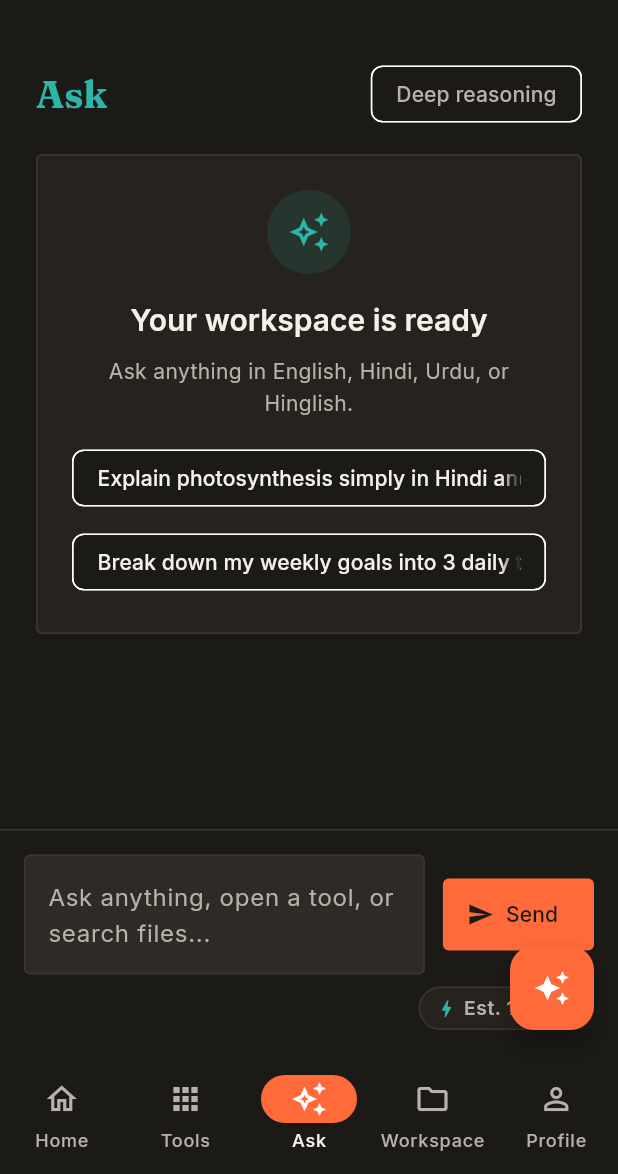
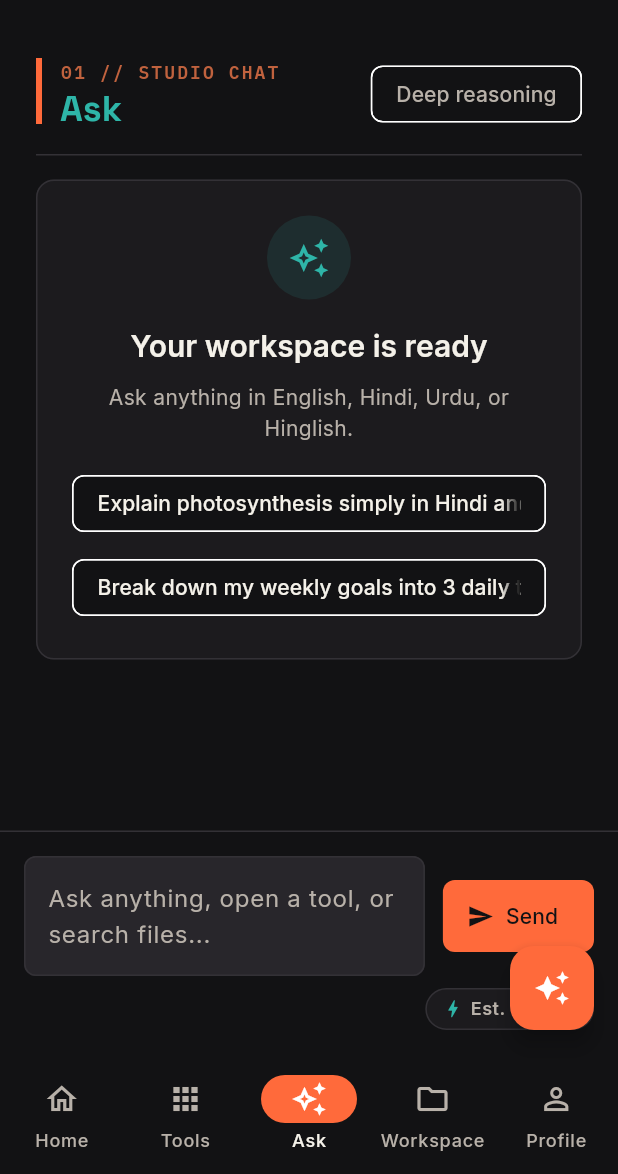
Before and after one commit to sdevasingh/mozhivora, a Flutter app: the screen it shows after launch, after a tap on "Skip", after a tap on "Pro Mode", after a tap on the "arrow forward" icon, on a phone screen of 412 x 824 dp, the part 62-1236 px from its top. Run offline on Flutter 3.47's test engine with Material 3 defaults, Android fonts, the phone set to English and light mode, and no system bars; our stand-ins replace file_picker, flutter_riverpod, go_router, google_fonts, shared_preferences, supabase_flutter; accounts and stored records are empty.

Commit message:
ui: design system audit, semantic tokens, skeletons, inline validation

```diff
--- a/lib/app/theme/app_theme.dart
+++ b/lib/app/theme/app_theme.dart
@@ -2,8 +2,8 @@ import 'package:flutter/material.dart';
 import 'package:google_fonts/google_fonts.dart';
 import 'package:mozhivora/app/theme/tokens.dart';
 
-/// Builds MOZHIVORA's Material 3 light (Paper) and dark (Charcoal) themes
-/// with script-aware line heights and WCAG 2.2 AA contrast.
+/// Builds MOZHIVORA's Material 3 light (Paper) and dark (Obsidian) themes
+/// using the 12/14/16/20/24/32/40 type scale and WCAG 2.2 AA contrast.
 class MozhiTheme {
   static ThemeData light({
     required Locale locale,
@@ -18,6 +18,8 @@ class MozhiTheme {
         secondary: MozhiTokens.saffron,
         onSecondary: Colors.white,
         tertiary: MozhiTokens.terracotta,
+        error: MozhiTokens.errorLight,
+        onError: Colors.white,
         surface: MozhiTokens.paper,
         onSurface: MozhiTokens.ink,
         surfaceContainerLow: MozhiTokens.sand,
@@ -31,7 +33,6 @@ class MozhiTheme {
     return _applyTypographyAndComponents(
       base: base,
       locale: locale,
-      isDark: false,
       reducedMotion: reducedMotion,
     );
   }
@@ -44,15 +45,17 @@ class MozhiTheme {
       useMaterial3: true,
       brightness: Brightness.dark,
       colorScheme: const ColorScheme.dark(
-        primary: Color(0xFF2EB5A8),
+        primary: MozhiTokens.inkTealBright,
         onPrimary: MozhiTokens.charcoal,
         secondary: MozhiTokens.saffron,
         onSecondary: Colors.white,
         tertiary: Color(0xFFE07F5B),
+        error: MozhiTokens.errorDark,
+        onError: MozhiTokens.charcoal,
         surface: MozhiTokens.charcoal,
         onSurface: MozhiTokens.paperDarkText,
         surfaceContainerLow: MozhiTokens.charcoalSurface,
-        surfaceContainerHighest: Color(0xFF2E2A25),
+        surfaceContainerHighest: Color(0xFF28262B),
         onSurfaceVariant: MozhiTokens.stoneDarkText,
         outline: MozhiTokens.charcoalBorder,
       ),
@@ -62,7 +65,6 @@ class MozhiTheme {
     return _applyTypographyAndComponents(
       base: base,
       locale: locale,
-      isDark: true,
       reducedMotion: reducedMotion,
     );
   }
@@ -70,7 +72,6 @@ class MozhiTheme {
   static ThemeData _applyTypographyAndComponents({
     required ThemeData base,
     required Locale locale,
-    required bool isDark,
     required bool reducedMotion,
   }) {
     final onSurface = base.colorScheme.onSurface;
@@ -83,33 +84,44 @@ class MozhiTheme {
       displayColor: onSurface,
     );
 
-    final displayStyle = GoogleFonts.fraunces(
+    final displayStyle = GoogleFonts.spaceGrotesk(
       color: onSurface,
       fontWeight: FontWeight.w700,
-      height: isNonLatin ? 1.35 : 1.2,
+      height: isNonLatin ? 1.35 : 1.15,
     );
 
+    // Strict Type Scale: 12 / 14 / 16 / 20 / 24 / 32 / 40
     final textTheme = sansTextTheme.copyWith(
-      headlineLarge: displayStyle.copyWith(fontSize: 31.25),
-      headlineMedium: displayStyle.copyWith(fontSize: 25),
-      headlineSmall: displayStyle.copyWith(fontSize: 20),
+      displaySmall: displayStyle.copyWith(fontSize: MozhiTokens.text40),
+      headlineLarge: displayStyle.copyWith(fontSize: MozhiTokens.text32),
+      headlineMedium: displayStyle.copyWith(fontSize: MozhiTokens.text24),
+      headlineSmall: displayStyle.copyWith(fontSize: MozhiTokens.text20),
       titleLarge: sansTextTheme.titleLarge?.copyWith(
-        fontSize: 20,
+        fontSize: MozhiTokens.text20,
+        fontWeight: FontWeight.w600,
+        height: bodyHeight,
+      ),
+      titleMedium: sansTextTheme.titleMedium?.copyWith(
+        fontSize: MozhiTokens.text16,
         fontWeight: FontWeight.w600,
         height: bodyHeight,
       ),
       bodyLarge: sansTextTheme.bodyLarge?.copyWith(
-        fontSize: 16,
+        fontSize: MozhiTokens.text16,
         height: bodyHeight,
       ),
       bodyMedium: sansTextTheme.bodyMedium?.copyWith(
-        fontSize: 14,
+        fontSize: MozhiTokens.text14,
         height: bodyHeight,
       ),
       bodySmall: sansTextTheme.bodySmall?.copyWith(
-        fontSize: 12.8,
+        fontSize: MozhiTokens.text12,
         color: onSurfaceVariant,
         height: bodyHeight,
+      ),
+      labelSmall: sansTextTheme.labelSmall?.copyWith(
+        fontSize: MozhiTokens.text12,
+        color: onSurfaceVariant,
       ),
     );
 
@@ -131,8 +143,8 @@ class MozhiTheme {
         elevation: 0,
         color: base.colorScheme.surfaceContainerLow,
         shape: RoundedRectangleBorder(
-          borderRadius: BorderRadius.circular(4),
-          side: BorderSide(color: borderColor, width: 1.2),
+          borderRadius: BorderRadius.circular(MozhiTokens.radiusCard),
+          side: BorderSide(color: borderColor, width: 1),
         ),
         margin: EdgeInsets.zero,
       ),
@@ -140,32 +152,36 @@ class MozhiTheme {
         filled: true,
         fillColor: base.colorScheme.surfaceContainerHighest,
         border: OutlineInputBorder(
-          borderRadius: BorderRadius.circular(4),
-          borderSide: BorderSide(color: borderColor, width: 1.2),
+          borderRadius: BorderRadius.circular(MozhiTokens.radiusInput),
+          borderSide: BorderSide(color: borderColor),
         ),
         enabledBorder: OutlineInputBorder(
-          borderRadius: BorderRadius.circular(4),
-          borderSide: BorderSide(color: borderColor, width: 1.2),
+          borderRadius: BorderRadius.circular(MozhiTokens.radiusInput),
+          borderSide: BorderSide(color: borderColor),
         ),
         focusedBorder: OutlineInputBorder(
-          borderRadius: BorderRadius.circular(4),
+          borderRadius: BorderRadius.circular(MozhiTokens.radiusInput),
           borderSide: BorderSide(color: base.colorScheme.primary, width: 2),
+        ),
+        errorBorder: OutlineInputBorder(
+          borderRadius: BorderRadius.circular(MozhiTokens.radiusInput),
+          borderSide: BorderSide(color: base.colorScheme.error, width: 1.5),
         ),
       ),
       filledButtonTheme: FilledButtonThemeData(
         style: FilledButton.styleFrom(
           minimumSize: const Size(48, 48),
           shape: RoundedRectangleBorder(
-            borderRadius: BorderRadius.circular(4),
+            borderRadius: BorderRadius.circular(MozhiTokens.radiusInput),
           ),
         ),
       ),
       outlinedButtonTheme: OutlinedButtonThemeData(
         style: OutlinedButton.styleFrom(
           minimumSize: const Size(48, 48),
-          side: BorderSide(color: borderColor, width: 1.2),
+          side: BorderSide(color: borderColor),
           shape: RoundedRectangleBorder(
-            borderRadius: BorderRadius.circular(4),
+            borderRadius: BorderRadius.circular(MozhiTokens.radiusInput),
           ),
         ),
       ),
--- a/lib/app/theme/tokens.dart
+++ b/lib/app/theme/tokens.dart
@@ -1,25 +1,43 @@
 import 'package:flutter/material.dart';
 
-/// MOZHIVORA Design Tokens — Warm Editorial System
-/// Shared conceptually with `web_marketing/src/styles/tokens.css`.
+/// MOZHIVORA Design System Tokens
+/// Color, Type Scale (12/14/16/20/24/32/40), 4px/8px Spacing, Radii & Motion.
 abstract final class MozhiTokens {
-  // Colors
+  // Brand & Surface Colors
   static const Color paper = Color(0xFFF4F1E9);
   static const Color inkTeal = Color(0xFF15857A);
   static const Color inkTealDark = Color(0xFF0F665E);
+  static const Color inkTealBright = Color(0xFF2EB5A8);
   static const Color saffron = Color(0xFFFF6A3B);
   static const Color terracotta = Color(0xFFC0623E);
   static const Color ink = Color(0xFF26241F);
   static const Color stone = Color(0xFF5A5550);
   static const Color sand = Color(0xFFF0EDE5);
   static const Color borderLight = Color(0xFFDED8CC);
-  static const Color charcoal = Color(0xFF1C1A17);
-  static const Color charcoalSurface = Color(0xFF26231F);
-  static const Color charcoalBorder = Color(0xFF3A352F);
+  static const Color charcoal = Color(0xFF121214);
+  static const Color charcoalSurface = Color(0xFF1C1B1E);
+  static const Color charcoalBorder = Color(0xFF333136);
   static const Color paperDarkText = Color(0xFFF4F1E9);
   static const Color stoneDarkText = Color(0xFFB8B1A9);
 
-  // 8-point spacing grid
+  // Semantic Status Colors (WCAG AA compliant)
+  static const Color successLight = Color(0xFF137333);
+  static const Color successDark = Color(0xFF5BB974);
+  static const Color warningLight = Color(0xFFB06000);
+  static const Color warningDark = Color(0xFFFDD663);
+  static const Color errorLight = Color(0xFFB3261E);
+  static const Color errorDark = Color(0xFFF28B82);
+
+  // Type Scale (12 / 14 / 16 / 20 / 24 / 32 / 40)
+  static const double text12 = 12;
+  static const double text14 = 14;
+  static const double text16 = 16;
+  static const double text20 = 20;
+  static const double text24 = 24;
+  static const double text32 = 32;
+  static const double text40 = 40;
+
+  // Spacing Scale (4px / 8px units)
   static const double space4 = 4;
   static const double space8 = 8;
   static const double space12 = 12;
@@ -29,18 +47,18 @@ abstract final class MozhiTokens {
   static const double space48 = 48;
   static const double space64 = 64;
 
-  // Radii
-  static const double radiusInput = 6;
+  // Radii & Elevation
+  static const double radiusInput = 8;
   static const double radiusCard = 12;
-  static const double radiusHero = 24;
+  static const double radiusHero = 20;
 
-  // Motion durations
+  // Motion (150-300ms ease-out)
   static const Duration motionHover = Duration(milliseconds: 180);
   static const Duration motionEntrance = Duration(milliseconds: 240);
-  static const Duration motionLayout = Duration(milliseconds: 320);
+  static const Duration motionLayout = Duration(milliseconds: 280);
   static const Curve motionCurve = Curves.easeOut;
 
-  // Layout constraints
+  // Layout Constraints
   static const double maxReadingWidth = 880;
   static const double desktopBreakpoint = 840;
 }
--- a/lib/features/ask/presentation/ask_screen.dart
+++ b/lib/features/ask/presentation/ask_screen.dart
@@ -4,6 +4,7 @@ import 'package:mozhivora/app/theme/tokens.dart';
 import 'package:mozhivora/core/ai/ai_gateway_client.dart';
 import 'package:mozhivora/l10n/app_localizations.dart';
 import 'package:mozhivora/shared/widgets/ai_output_card.dart';
+import 'package:mozhivora/shared/widgets/atelier_frame.dart';
 import 'package:mozhivora/shared/widgets/credit_estimate_dialog.dart';
 import 'package:mozhivora/shared/widgets/mozhi_empty_state.dart';
 
@@ -118,16 +119,11 @@ class _AskScreenState extends ConsumerState<AskScreen> {
           child: ListView(
             padding: const EdgeInsets.all(MozhiTokens.space24),
             children: [
-              Row(
-                mainAxisAlignment: MainAxisAlignment.spaceBetween,
-                children: [
-                  Text(
-                    l10n.navAsk,
-                    style: theme.textTheme.headlineMedium?.copyWith(
-                      color: theme.colorScheme.primary,
-                    ),
-                  ),
-                  Row(
+              AtelierPageHeader(
+                indexTag: '01 // Studio Chat',
+                title: l10n.navAsk,
+                trailing: Row(
+                  mainAxisSize: MainAxisSize.min,
                   children: [
                     if (_turns.length > 2)
                       IconButton(
@@ -142,7 +138,6 @@ class _AskScreenState extends ConsumerState<AskScreen> {
                     ),
                   ],
                 ),
-                ],
               ),
               const SizedBox(height: MozhiTokens.space16),
               if (_turns.isEmpty && _error == null)
--- a/lib/shared/widgets/atelier_frame.dart
+++ b/lib/shared/widgets/atelier_frame.dart
@@ -3,8 +3,8 @@ import 'package:flutter/material.dart';
 import 'package:google_fonts/google_fonts.dart';
 import 'package:mozhivora/app/theme/tokens.dart';
 
-/// Glassmorphic frosted container with subtle specular border & ambient depth.
-class AtelierBox extends StatelessWidget {
+/// Glassmorphic frosted container with 180ms ease-out hover feedback.
+class AtelierBox extends StatefulWidget {
   const AtelierBox({
     super.key,
     required this.child,
@@ -23,39 +23,54 @@ class AtelierBox extends StatelessWidget {
   final VoidCallback? onTap;
 
   @override
+  State<AtelierBox> createState() => _AtelierBoxState();
+}
+
+class _AtelierBoxState extends State<AtelierBox> {
+  bool _hovered = false;
+
+  @override
   Widget build(BuildContext context) {
     final theme = Theme.of(context);
     final isDark = theme.brightness == Brightness.dark;
-    final bg = color ??
+    final disableAnimations = MediaQuery.disableAnimationsOf(context);
+    final bg = widget.color ??
         (isDark
-            ? Colors.white.withValues(alpha: 0.045)
-            : theme.colorScheme.surfaceContainerLow.withValues(alpha: 0.85));
-    final border = borderColor ??
+            ? Colors.white.withValues(alpha: _hovered ? 0.075 : 0.045)
+            : theme.colorScheme.surfaceContainerLow.withValues(alpha: 0.90));
+    final border = widget.borderColor ??
         (isDark
-            ? Colors.white.withValues(alpha: offsetShadow ? 0.24 : 0.12)
-            : theme.colorScheme.outline);
+            ? Colors.white.withValues(
+                alpha: _hovered ? 0.34 : (widget.offsetShadow ? 0.24 : 0.12),
+              )
+            : (_hovered
+                ? theme.colorScheme.primary
+                : theme.colorScheme.outline));
 
     final inner = Material(
       type: MaterialType.transparency,
-      child: onTap != null
+      child: widget.onTap != null
           ? InkWell(
-              borderRadius: BorderRadius.circular(14),
-              onTap: onTap,
-              child: Padding(padding: padding, child: child),
+              borderRadius: BorderRadius.circular(MozhiTokens.radiusCard),
+              onTap: widget.onTap,
+              child: Padding(padding: widget.padding, child: widget.child),
             )
-          : Padding(padding: padding, child: child),
+          : Padding(padding: widget.padding, child: widget.child),
     );
 
-    return ClipRRect(
-      borderRadius: BorderRadius.circular(14),
+    final card = ClipRRect(
+      borderRadius: BorderRadius.circular(MozhiTokens.radiusCard),
       child: BackdropFilter(
         filter: ImageFilter.blur(sigmaX: 16, sigmaY: 16),
-        child: Container(
+        child: AnimatedContainer(
+          duration: disableAnimations ? Duration.zero : MozhiTokens.motionHover,
+          curve: MozhiTokens.motionCurve,
           decoration: BoxDecoration(
             color: bg,
-            borderRadius: BorderRadius.circular(14),
-            border: Border.all(color: border, width: offsetShadow ? 1.5 : 1),
-            boxShadow: offsetShadow && isDark
+            borderRadius: BorderRadius.circular(MozhiTokens.radiusCard),
+            border:
+                Border.all(color: border, width: widget.offsetShadow ? 1.5 : 1),
+            boxShadow: widget.offsetShadow && isDark
                 ? [
                     BoxShadow(
                       color: MozhiTokens.inkTeal.withValues(alpha: 0.16),
@@ -69,15 +84,22 @@ class AtelierBox extends StatelessWidget {
         ),
       ),
     );
+
+    if (widget.onTap == null) return card;
+    return MouseRegion(
+      onEnter: (_) => setState(() => _hovered = true),
+      onExit: (_) => setState(() => _hovered = false),
+      child: card,
+    );
   }
 }
 
-/// Jomor-style hollow outline / stroke display text.
+/// Hollow outline / stroke display text.
 class OutlinedDisplayText extends StatelessWidget {
   const OutlinedDisplayText(
     this.text, {
     super.key,
-    this.fontSize = 44,
+    this.fontSize = MozhiTokens.text40,
     this.strokeColor,
   });
 
@@ -106,13 +128,13 @@ class OutlinedDisplayText extends StatelessWidget {
   }
 }
 
-/// Jomor-style circular ringed CTA button.
+/// Circular ringed CTA button with screen-reader Semantics.
 class CircularRingCta extends StatelessWidget {
   const CircularRingCta({
     super.key,
     required this.label,
     required this.onTap,
-    this.size = 92,
+    this.size = 88,
   });
 
   final String label;
@@ -122,7 +144,10 @@ class CircularRingCta extends StatelessWidget {
   @override
   Widget build(BuildContext context) {
     final theme = Theme.of(context);
-    return InkWell(
+    return Semantics(
+      button: true,
+      label: label,
+      child: InkWell(
         borderRadius: BorderRadius.circular(size / 2),
         onTap: onTap,
         child: Container(
@@ -130,8 +155,8 @@ class CircularRingCta extends StatelessWidget {
           height: size,
           decoration: BoxDecoration(
             shape: BoxShape.circle,
-          border: Border.all(color: const Color(0xFF2EB5A8), width: 1.5),
-          color: const Color(0xFF2EB5A8).withValues(alpha: 0.08),
+            border: Border.all(color: MozhiTokens.inkTealBright, width: 1.5),
+            color: MozhiTokens.inkTealBright.withValues(alpha: 0.08),
           ),
           alignment: Alignment.center,
           child: Transform.rotate(
@@ -144,6 +169,7 @@ class CircularRingCta extends StatelessWidget {
                 fontWeight: FontWeight.w700,
                 letterSpacing: 1.4,
                 color: theme.colorScheme.onSurface,
+              ),
             ),
           ),
         ),
@@ -191,7 +217,7 @@ class AtelierPageHeader extends StatelessWidget {
                 Text(
                   indexTag.toUpperCase(),
                   style: GoogleFonts.ibmPlexMono(
-                    fontSize: 11,
+                    fontSize: MozhiTokens.text12,
                     fontWeight: FontWeight.w600,
                     letterSpacing: 1.4,
                     color: MozhiTokens.terracotta,
```
Also changed, not shown: lib/features/auth/presentation/auth_screen.dart (+89 -56 lines), lib/features/documents/presentation/documents_screen.dart (+22 -10 lines), lib/shared/widgets/ai_output_card.dart (+13 -33 lines), lib/shared/widgets/mozhi_skeleton.dart (added, +67 -0 lines), lib/shared/widgets/mozhi_status_banner.dart (added, +82 -0 lines). Lines whose indentation alone changed are shown as unchanged.
